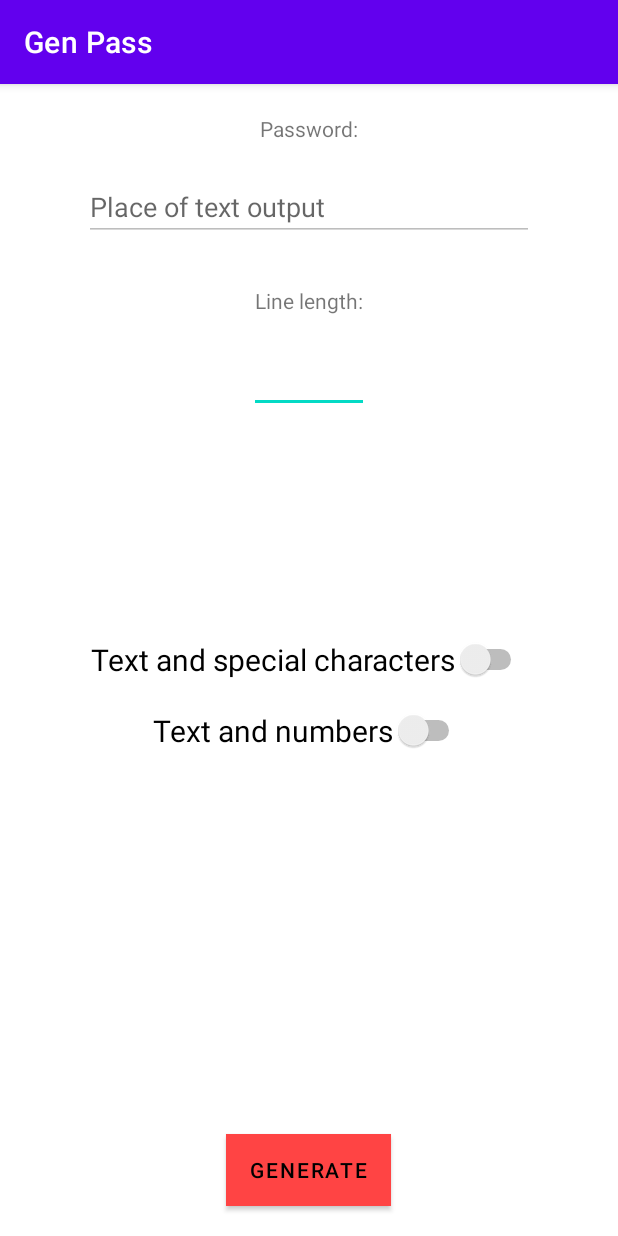
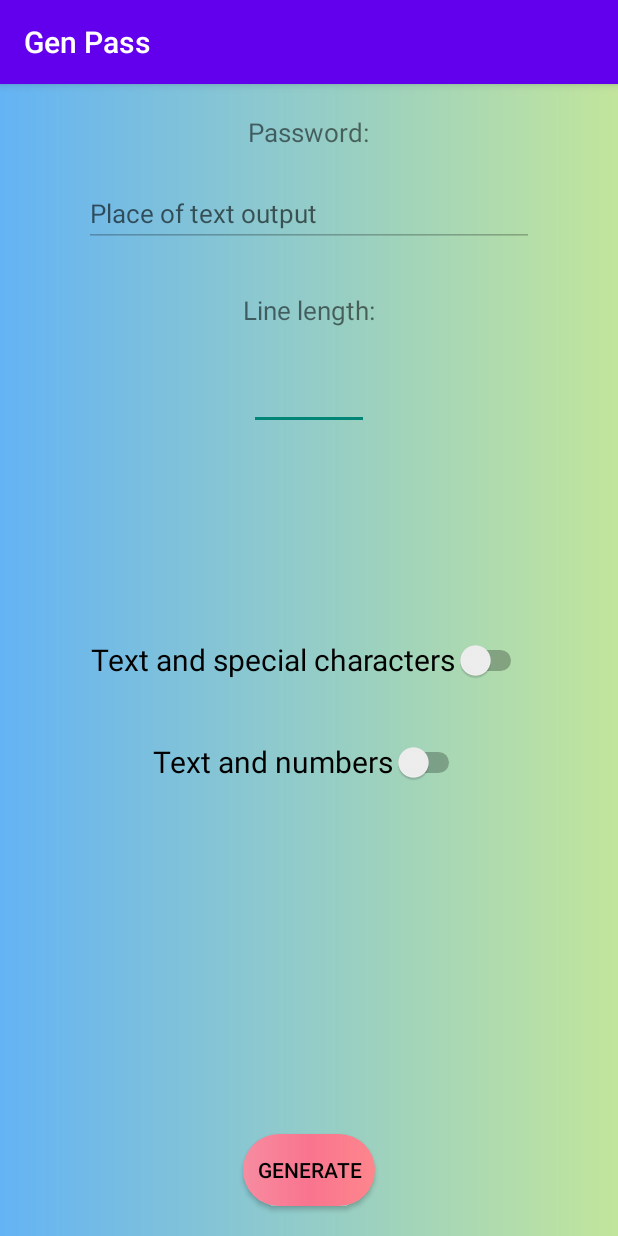
Before and after one commit to risehack111/Generating-password-android-, an Android app: the screen it shows after launch (MainActivity), on a phone screen of 412 x 824 dp. Run offline under Robolectric (Android 15) with nearby library versions, the phone set to English and light mode, and no system bars.

Commit message:
Change GUI

```diff
--- /dev/null
+++ b/app/src/main/res/drawable-v24/background_main.xml
@@ -0,0 +1,8 @@
+<?xml version="1.0" encoding="utf-8"?>
+<shape xmlns:android="http://schemas.android.com/apk/res/android">
+<gradient
+    android:startColor="#64b3f4"
+    android:endColor="#c2e59c"
+    android:type="linear"/>
+
+</shape>
--- /dev/null
+++ b/app/src/main/res/drawable-v24/round.xml
@@ -0,0 +1,17 @@
+<?xml version="1.0" encoding="utf-8"?>
+<shape xmlns:android="http://schemas.android.com/apk/res/android">
+
+<!--    <solid android:color="#F0FFF0"/>-->
+    <gradient android:startColor="#f78ca0"
+        android:centerColor="#f9748f"
+        android:endColor="#fd868c"
+        android:type="linear"/>
+    <corners android:bottomRightRadius="30dp"
+        android:bottomLeftRadius="30dp"
+        android:topRightRadius="30dp"
+        android:topLeftRadius="30dp"/>
+
+
+    background-image: linear-gradient(to right, #f78ca0 0%, #f9748f 19%, #fd868c 60%, #fe9a8b 100%);
+
+</shape>
--- a/app/src/main/res/layout/activity_main.xml
+++ b/app/src/main/res/layout/activity_main.xml
@@ -4,19 +4,22 @@
     xmlns:tools="http://schemas.android.com/tools"
     android:layout_width="match_parent"
     android:layout_height="match_parent"
+    android:background="@drawable/background_main"
     tools:context=".MainActivity">
+
 
 
     <!--Вверху, над вводом текста-->
     <TextView
         android:id="@+id/textView2"
-        android:layout_marginTop="20dp"
         android:layout_width="wrap_content"
         android:layout_height="wrap_content"
+        android:layout_centerHorizontal="true"
         android:layout_marginStart="40dp"
         android:layout_marginLeft="40dp"
+        android:layout_marginTop="20dp"
         android:text="@string/password"
-        android:layout_centerHorizontal="true" />
+        android:textSize="17dp" />
 
     <!--Вывод пароля-->
     <EditText
@@ -27,6 +30,7 @@
         android:layout_centerHorizontal="true"
         android:layout_marginTop="20dp"
         android:ems="10"
+        android:textSize="17dp"
         android:enabled="false"
         android:gravity="start|top"
         android:hint="@string/place_of_text_output"
@@ -39,20 +43,20 @@
         android:id="@+id/button"
         android:layout_width="wrap_content"
         android:layout_height="wrap_content"
+        android:layout_alignParentBottom="true"
         android:layout_centerHorizontal="true"
         android:layout_marginBottom="20dp"
-        android:layout_alignParentBottom="true"
-        android:background="@color/purple_700"
+        android:background="@drawable/round"
         android:onClick="clc"
         android:text="@string/gen"
-        android:textColor="@color/black"
-        app:backgroundTint="@android:color/holo_red_light" />
+        android:textColor="@color/black" />
 
     <Switch
         android:id="@+id/switch2"
         android:layout_width="wrap_content"
         android:layout_height="wrap_content"
         android:layout_centerInParent="true"
+        android:minHeight="48dp"
         android:text="@string/text_and_special_characters"
         android:textSize="20dp" />
 
@@ -63,6 +67,7 @@
         android:layout_below="@+id/switch2"
         android:layout_centerInParent="true"
         android:layout_marginTop="20dp"
+        android:minHeight="48dp"
         android:text="@string/text_and_numbers"
         android:textSize="20dp"
         android:visibility="visible"
@@ -75,13 +80,16 @@
         android:layout_below="@+id/textView"
         android:layout_centerHorizontal="true"
         android:ems="10"
-        android:inputType="number" />
+        android:textSize="17dp"
+        android:inputType="number"
+        android:minHeight="48dp"
+        tools:ignore="SpeakableTextPresentCheck" />
 
     <TextView
         android:id="@+id/textView"
         android:layout_width="wrap_content"
         android:layout_height="wrap_content"
-
+        android:textSize="17dp"
         android:layout_below="@+id/editTextTextMultiLine"
         android:layout_centerHorizontal="true"
         android:layout_marginTop="30dp"
--- a/app/src/main/res/values-night/themes.xml
+++ b/app/src/main/res/values-night/themes.xml
@@ -1,6 +1,6 @@
 <resources xmlns:tools="http://schemas.android.com/tools">
     <!-- Base application theme. -->
-    <style name="Theme.GenPass" parent="Theme.MaterialComponents.DayNight.DarkActionBar">
+    <style name="Theme.GenPass" parent="Theme.AppCompat.DayNight.DarkActionBar">
         <!-- Primary brand color. -->
         <item name="colorPrimary">@color/purple_200</item>
         <item name="colorPrimaryVariant">@color/purple_700</item>
--- a/app/src/main/res/values/themes.xml
+++ b/app/src/main/res/values/themes.xml
@@ -1,6 +1,6 @@
 <resources xmlns:tools="http://schemas.android.com/tools">
     <!-- Base application theme. -->
-    <style name="Theme.GenPass" parent="Theme.MaterialComponents.DayNight.DarkActionBar">
+    <style name="Theme.GenPass" parent="Theme.AppCompat.DayNight.DarkActionBar">
         <!-- Primary brand color. -->
         <item name="colorPrimary">@color/purple_500</item>
         <item name="colorPrimaryVariant">@color/purple_700</item>
```
Also changed, not shown: app/src/main/res/drawable/ic_launchers_background.xml (added, +74 -0 lines).
